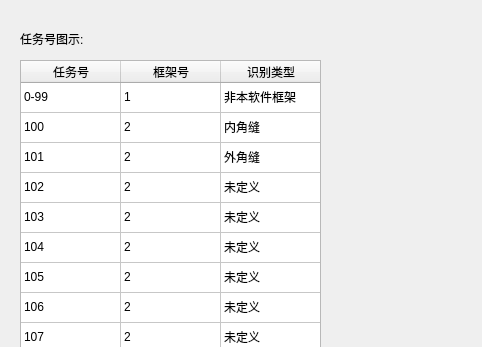
Before: the Qt Designer form showtasknumdlg.ui in qubo188612/qtmysunny, drawn with Qt 5; both pictures show x 0 to 482 and y 0 to 347 of the 929 by 738 pixel window.
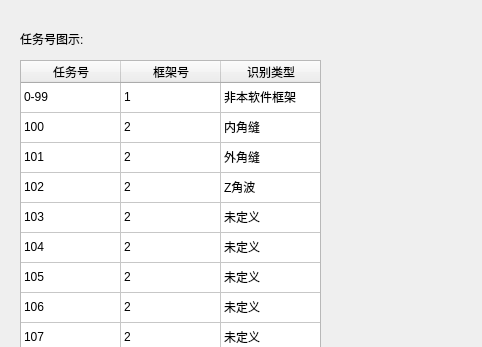
After: the same form once the commit is applied.

```diff
--- a/showtasknumdlg.ui
+++ b/showtasknumdlg.ui
@@ -170,7 +170,7 @@
    </item>
    <item row="3" column="2">
     <property name="text">
-     <string>未定义</string>
+     <string>Z角波</string>
     </property>
    </item>
    <item row="4" column="0">
```
